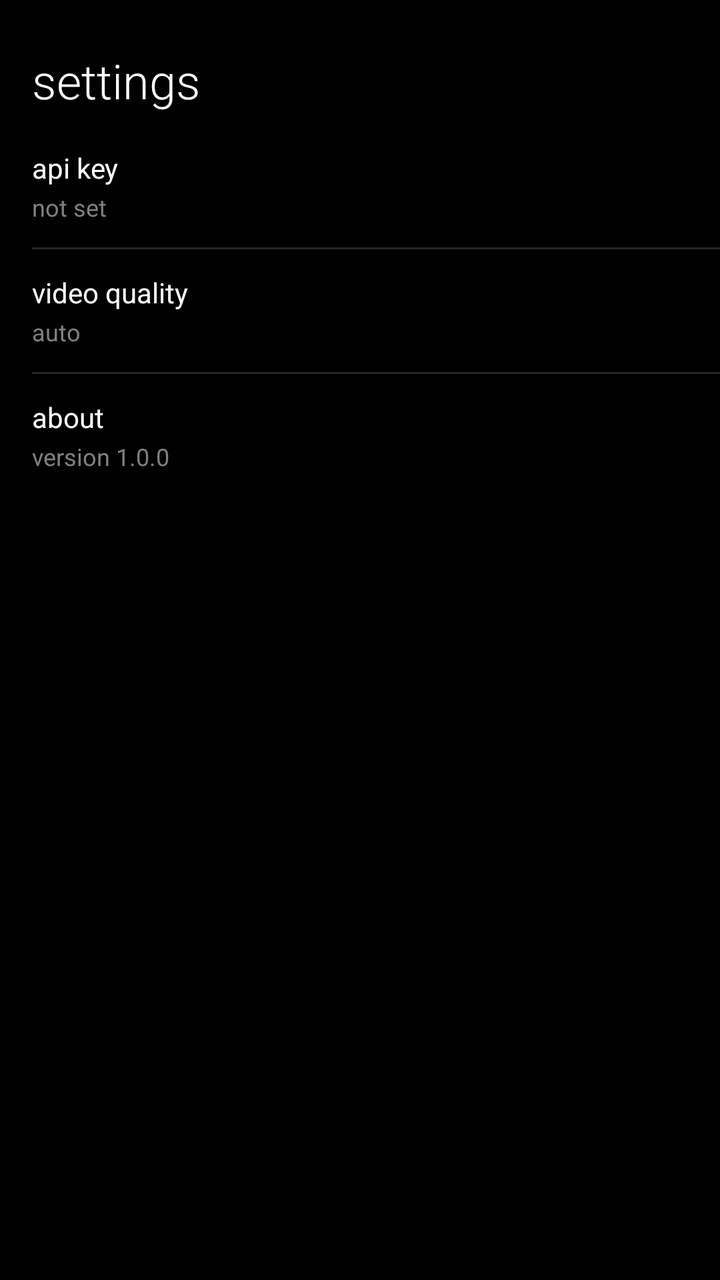
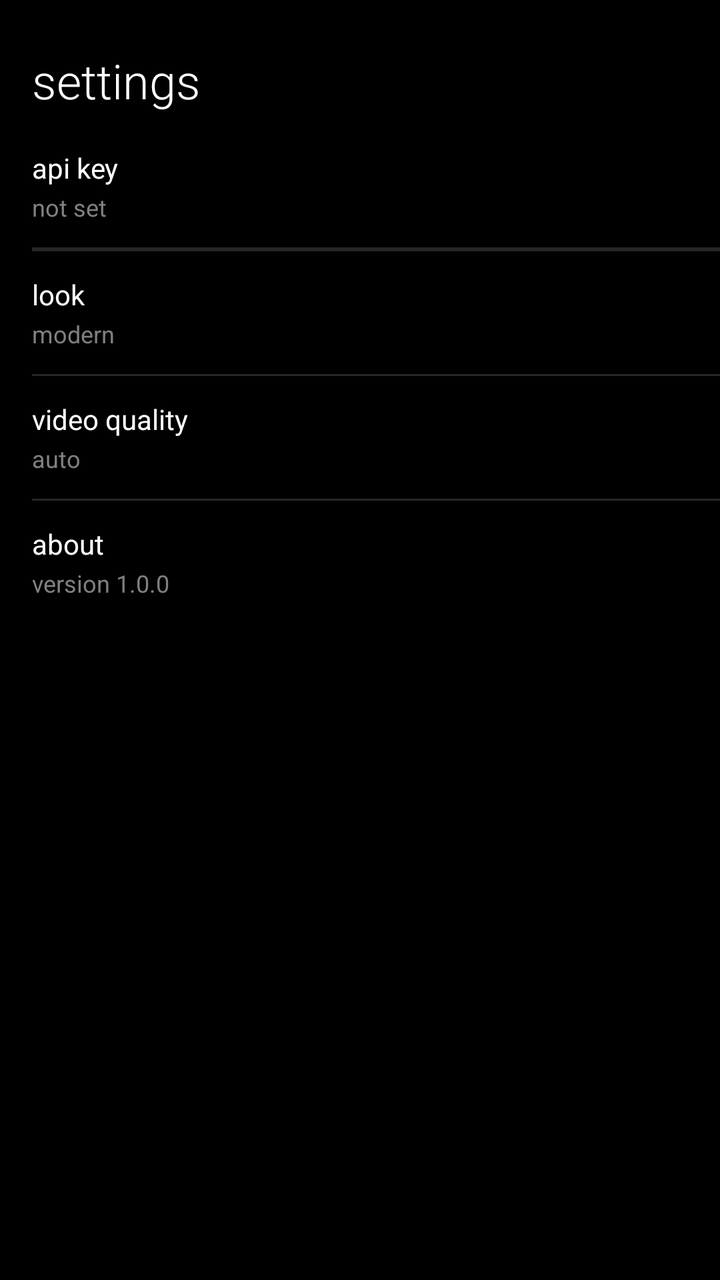

Compare the two renders of this Android layout. The source of the first and the diff that turns it into the second are given below.
<!-- AndroidManifest.xml: activity theme Theme.MetroTube.NoActionBar -->
<!-- res/layout/activity_settings.xml -->
<?xml version="1.0" encoding="utf-8"?>
<LinearLayout xmlns:android="http://schemas.android.com/apk/res/android"
    android:layout_width="match_parent"
    android:layout_height="match_parent"
    android:orientation="vertical"
    android:background="@color/surface"
    android:paddingTop="24dp">

    <TextView
        android:layout_width="wrap_content"
        android:layout_height="wrap_content"
        android:layout_marginStart="16dp"
        android:text="@string/settings_title"
        android:textColor="@color/text_primary"
        android:textSize="24sp"
        android:fontFamily="sans-serif-light" />

    <LinearLayout
        android:id="@+id/apiKeyRow"
        android:layout_width="match_parent"
        android:layout_height="wrap_content"
        android:orientation="vertical"
        android:paddingStart="16dp"
        android:paddingEnd="16dp"
        android:paddingTop="18dp"
        android:paddingBottom="12dp"
        android:clickable="true"
        android:focusable="true"
        android:background="?attr/selectableItemBackground">

        <TextView
            android:layout_width="match_parent"
            android:layout_height="wrap_content"
            android:text="api key"
            android:textColor="@color/text_primary"
            android:textSize="14sp" />

        <TextView
            android:id="@+id/apiKeyValue"
            android:layout_width="match_parent"
            android:layout_height="wrap_content"
            android:layout_marginTop="2dp"
            android:text="not set"
            android:textColor="@color/text_secondary"
            android:textSize="12sp" />
    </LinearLayout>

    <View
        android:layout_width="match_parent"
        android:layout_height="1dp"
        android:layout_marginStart="16dp"
        android:background="@color/hairline" />

    <LinearLayout
        android:layout_width="match_parent"
        android:layout_height="wrap_content"
        android:orientation="vertical"
        android:paddingStart="16dp"
        android:paddingEnd="16dp"
        android:paddingTop="12dp"
        android:paddingBottom="12dp">

        <TextView
            android:layout_width="match_parent"
            android:layout_height="wrap_content"
            android:text="video quality"
            android:textColor="@color/text_primary"
            android:textSize="14sp" />

        <TextView
            android:layout_width="match_parent"
            android:layout_height="wrap_content"
            android:layout_marginTop="2dp"
            android:text="auto"
            android:textColor="@color/text_secondary"
            android:textSize="12sp" />
    </LinearLayout>

    <View
        android:layout_width="match_parent"
        android:layout_height="1dp"
        android:layout_marginStart="16dp"
        android:background="@color/hairline" />

    <LinearLayout
        android:layout_width="match_parent"
        android:layout_height="wrap_content"
        android:orientation="vertical"
        android:paddingStart="16dp"
        android:paddingEnd="16dp"
        android:paddingTop="12dp"
        android:paddingBottom="12dp">

        <TextView
            android:layout_width="match_parent"
            android:layout_height="wrap_content"
            android:text="about"
            android:textColor="@color/text_primary"
            android:textSize="14sp" />

        <TextView
            android:layout_width="match_parent"
            android:layout_height="wrap_content"
            android:layout_marginTop="2dp"
            android:text="version 1.0.0"
            android:textColor="@color/text_secondary"
            android:textSize="12sp" />
    </LinearLayout>

</LinearLayout>
<!-- resources referenced by this layout -->
<resources>
  <color name="hairline">#262626</color>
  <color name="surface">#000000</color>
  <color name="text_primary">#FFFFFF</color>
  <color name="text_secondary">#808080</color>
  <string name="settings_title">settings</string>
  <style name="Theme.MetroTube.NoActionBar">
          <item name="windowActionBar">false</item>
          <item name="windowNoTitle">true</item>
      </style>
</resources>

<!-- the commit's change to res/layout/activity_settings.xml (unified diff, before → after) -->
@@ -41,6 +41,48 @@
             android:layout_height="wrap_content"
             android:layout_marginTop="2dp"
             android:text="not set"
+            android:textColor="@color/text_secondary"
+            android:textSize="12sp" />
+    </LinearLayout>
+
+    <View
+        android:layout_width="match_parent"
+        android:layout_height="1dp"
+        android:layout_marginStart="16dp"
+        android:background="@color/hairline" />
+
+    <View
+        android:layout_width="match_parent"
+        android:layout_height="1dp"
+        android:layout_marginStart="16dp"
+        android:background="@color/hairline" />
+
+    <LinearLayout
+        android:id="@+id/lookRow"
+        android:layout_width="match_parent"
+        android:layout_height="wrap_content"
+        android:orientation="vertical"
+        android:paddingStart="16dp"
+        android:paddingEnd="16dp"
+        android:paddingTop="12dp"
+        android:paddingBottom="12dp"
+        android:clickable="true"
+        android:focusable="true"
+        android:background="?attr/selectableItemBackground">
+
+        <TextView
+            android:layout_width="match_parent"
+            android:layout_height="wrap_content"
+            android:text="look"
+            android:textColor="@color/text_primary"
+            android:textSize="14sp" />
+
+        <TextView
+            android:id="@+id/lookValue"
+            android:layout_width="match_parent"
+            android:layout_height="wrap_content"
+            android:layout_marginTop="2dp"
+            android:text="modern"
             android:textColor="@color/text_secondary"
             android:textSize="12sp" />
     </LinearLayout>
